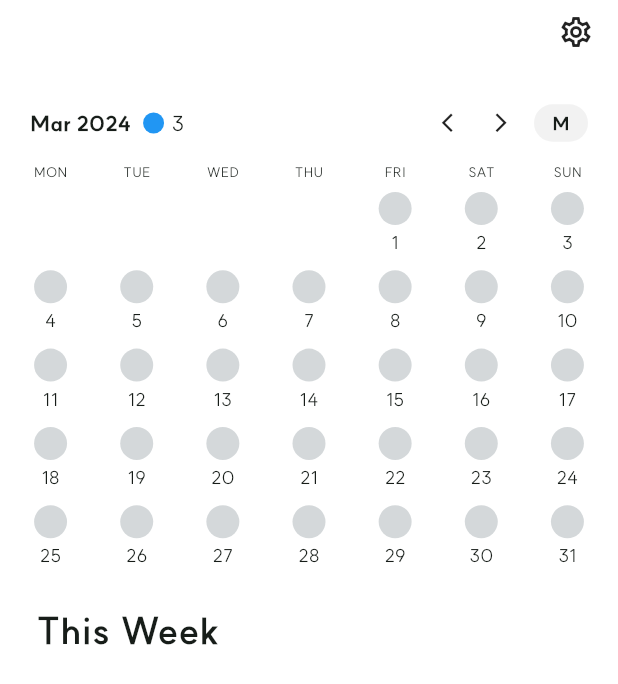
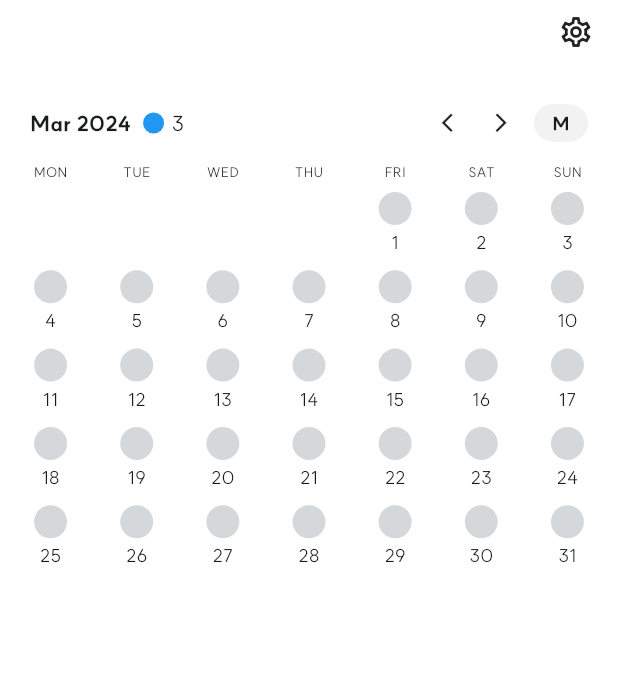
Before and after one commit to zimkjh/BetterThanYesterday, a Flutter app: the MainPage screen opened by its route, on a phone screen of 412 x 824 dp. Shown: the top 684 px of the screen. Run offline on Flutter 3.47's test engine with Material 3 defaults, Android fonts, the phone set to English and light mode, and no system bars; our stand-ins replace get, get_storage; accounts and stored records are empty; project files that could hold a hidden picture were left out.

Commit message:
Remove unused code

```diff
--- a/lib/app/core/theme/text_theme.dart
+++ b/lib/app/core/theme/text_theme.dart
@@ -1,9 +1,5 @@
 import 'package:flutter/material.dart';
 
-const TextStyle title1 = TextStyle(
-  fontSize: 25,
-  fontWeight: FontWeight.w700,
-);
 const TextStyle title2 = TextStyle(
   fontSize: 16,
   fontWeight: FontWeight.w600,
--- a/lib/app/modules/main/goal_list.dart
+++ /dev/null
@@ -1,20 +0,0 @@
-import 'package:bty/app/modules/main/controller.dart';
-import 'package:bty/app/modules/main/goal_item.dart';
-import 'package:flutter/material.dart';
-import 'package:get/get.dart';
-
-class GoalList extends GetView<MainController> {
-  @override
-  Widget build(BuildContext context) {
-    return Container(
-      alignment: Alignment.topCenter,
-      child: ListView.builder(
-        padding: EdgeInsets.zero,
-        itemCount: controller.goals.length,
-        itemBuilder: (BuildContext context, int index) {
-          return GoalItem(controller.goals[index]);
-        },
-      ),
-    );
-  }
-}
--- a/lib/app/modules/main/page.dart
+++ b/lib/app/modules/main/page.dart
@@ -23,18 +23,6 @@ class MainPage extends StatelessWidget {
             HeaderWidget(),
             const SizedBox(height: 20),
             const CalendarView(),
-            Container(
-              alignment: Alignment.centerLeft,
-              padding: const EdgeInsets.symmetric(horizontal: 24, vertical: 19),
-              child: Text(
-                'this_week'.tr,
-                textAlign: TextAlign.left,
-                style: title1,
-              ),
-            ),
-            Expanded(
-              child: GoalList(),
-            ),
           ],
         ),
       ),
```
Also changed, not shown: lib/app/modules/main/goal_item.dart (deleted, +0 -52 lines).
